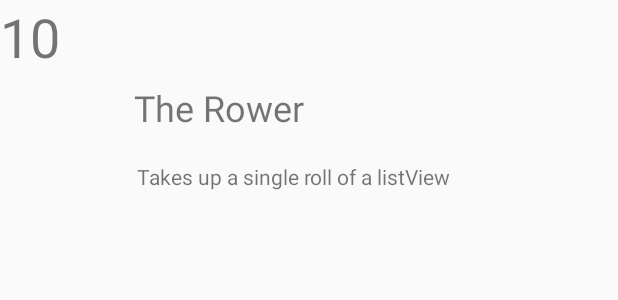
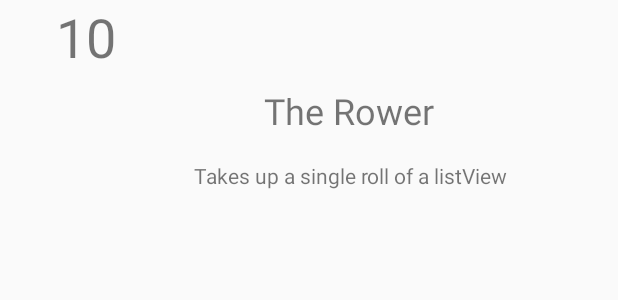
Before and after one commit to TimothyJohnson20/Heros, an Android app: the layout item_hero.xml on its own in the app's theme, with its tools: preview values and no code run, on a phone screen of 412 x 824 dp. Shown: the top 300 px of the screen. Run offline under Robolectric (Android 15) with nearby library versions, the phone set to English and light mode, and no system bars.

Commit message:
FINISHED PROJECT

```diff
--- a/app/src/main/res/layout/item_hero.xml
+++ b/app/src/main/res/layout/item_hero.xml
@@ -11,33 +11,45 @@
         android:id="@+id/textView_theRower_number"
         android:layout_width="wrap_content"
         android:layout_height="wrap_content"
+        android:layout_marginStart="8dp"
+        android:layout_marginEnd="24dp"
         android:text="@string/textView_theRowerNumber"
         android:textSize="36sp"
-        tools:layout_editor_absoluteX="35dp"
-        tools:layout_editor_absoluteY="49dp" />
+        app:layout_constraintEnd_toStartOf="@+id/textView_theRower_name"
+        app:layout_constraintHorizontal_bias="0.284"
+        app:layout_constraintStart_toStartOf="parent"
+        tools:layout_editor_absoluteY="47dp" />
 
     <TextView
         android:id="@+id/textView_theRower_name"
         android:layout_width="wrap_content"
         android:layout_height="wrap_content"
+        android:layout_marginStart="8dp"
+        android:layout_marginTop="8dp"
+        android:layout_marginEnd="8dp"
+        android:layout_marginBottom="16dp"
         android:text="@string/textView_theRowerName"
         android:textSize="24sp"
         app:layout_constraintBottom_toTopOf="@+id/textView_theRower_desc"
         app:layout_constraintEnd_toEndOf="parent"
-        app:layout_constraintHorizontal_bias="0.298"
+        app:layout_constraintHorizontal_bias="0.595"
         app:layout_constraintStart_toStartOf="parent"
         app:layout_constraintTop_toTopOf="parent"
-        app:layout_constraintVertical_bias="0.734" />
+        app:layout_constraintVertical_bias="0.975" />
 
     <TextView
         android:id="@+id/textView_theRower_desc"
         android:layout_width="wrap_content"
         android:layout_height="wrap_content"
+        android:layout_marginStart="8dp"
+        android:layout_marginTop="8dp"
+        android:layout_marginEnd="8dp"
+        android:layout_marginBottom="8dp"
         android:text="@string/textView_theRoverDesc"
         app:layout_constraintBottom_toBottomOf="parent"
         app:layout_constraintEnd_toEndOf="parent"
-        app:layout_constraintHorizontal_bias="0.451"
+        app:layout_constraintHorizontal_bias="0.651"
         app:layout_constraintStart_toStartOf="parent"
         app:layout_constraintTop_toTopOf="parent"
-        app:layout_constraintVertical_bias="0.134" />
+        app:layout_constraintVertical_bias="0.126" />
 </androidx.constraintlayout.widget.ConstraintLayout>
```
Also changed, not shown: app/src/main/java/com/example/heros/Hero.java (+40 -8 lines), app/src/main/java/com/example/heros/HeroesDetailActivity.java (+25 -21 lines), app/src/main/java/com/example/heros/HeroesListActivity.java (+77 -16 lines), app/src/main/res/menu/menu_heroeslist_sorting.xml (added, +9 -0 lines).
